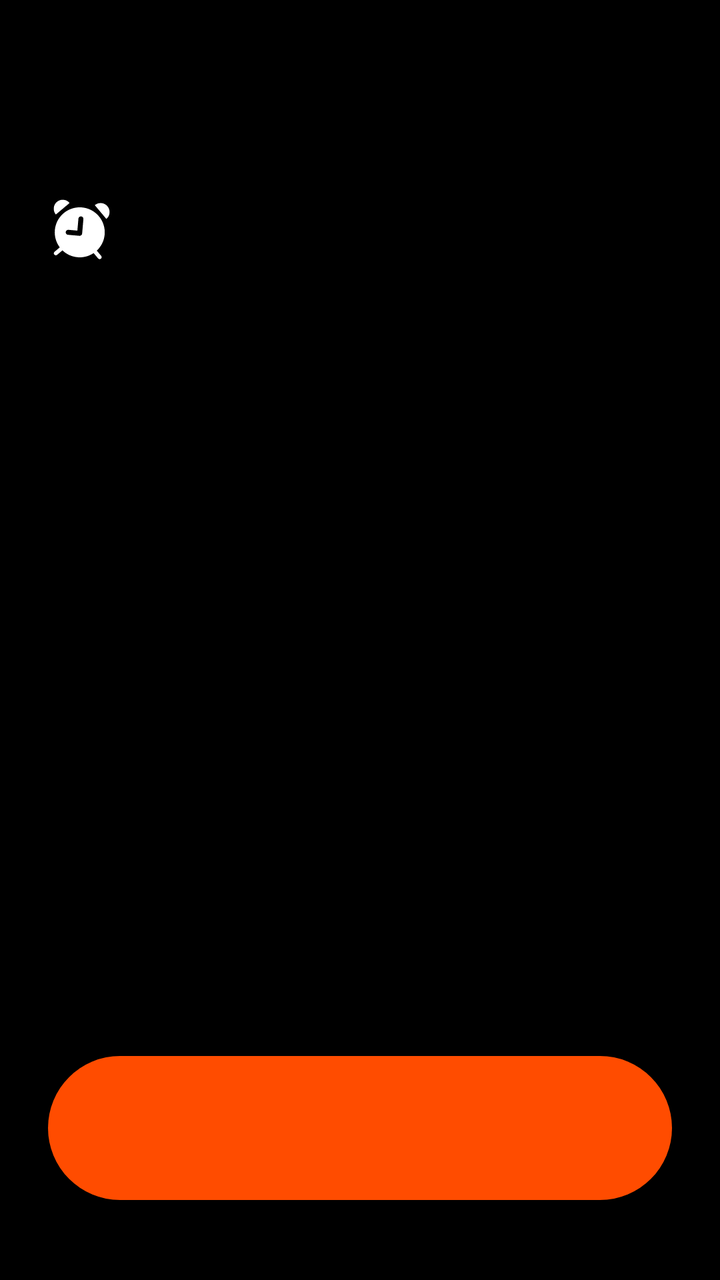
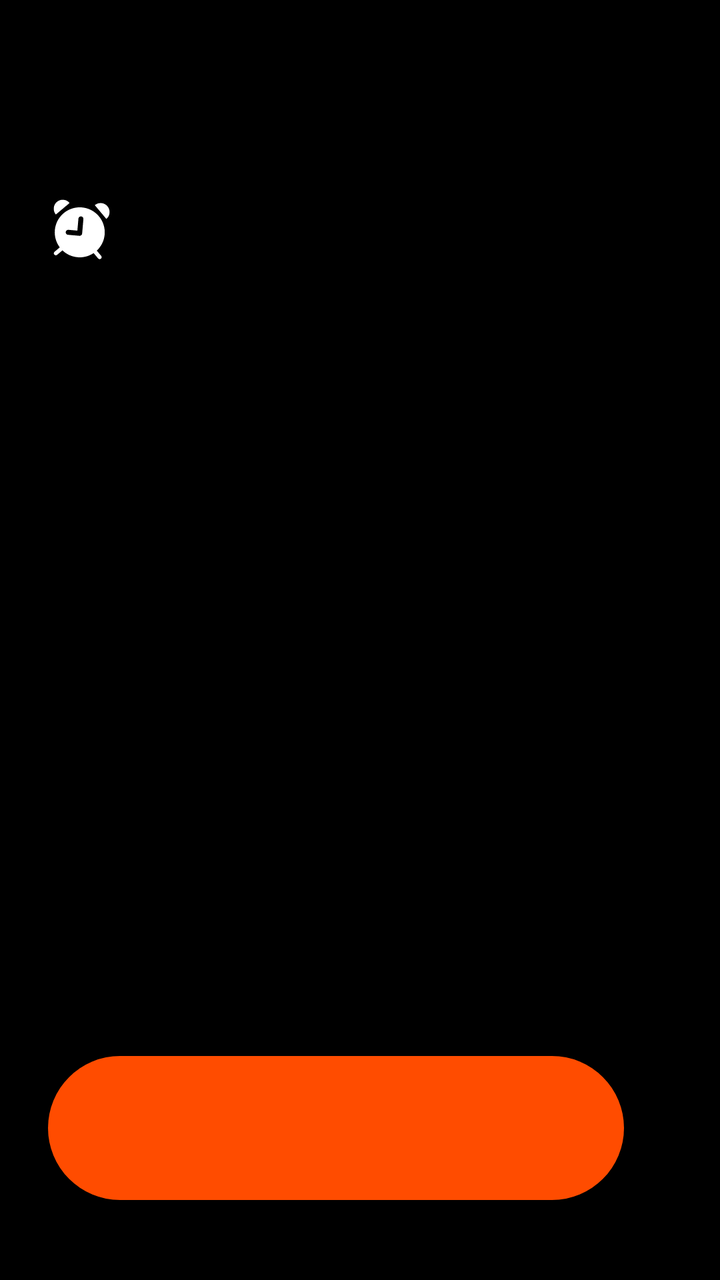

An Android layout rendered at two revisions. The XML below is the earlier revision; the diff shows what the commit changed to produce the second picture.
<!-- AndroidManifest.xml: activity theme AlarmTheme -->
<!-- res/layout/activity_alarm.xml -->
<?xml version="1.0" encoding="utf-8"?>
<LinearLayout xmlns:android="http://schemas.android.com/apk/res/android"
    android:layout_width="match_parent"
    android:layout_height="match_parent"
    android:background="#000000"
    android:gravity="center_horizontal"
    android:orientation="vertical"
    android:paddingStart="24dp"
    android:paddingTop="96dp"
    android:paddingEnd="24dp"
    android:paddingBottom="40dp">

    <LinearLayout
        android:layout_width="match_parent"
        android:layout_height="wrap_content"
        android:gravity="center"
        android:orientation="horizontal">

        <ImageView
            android:id="@+id/alarmIcon"
            android:layout_width="32dp"
            android:layout_height="32dp"
            android:contentDescription="@null"
            android:src="@drawable/ic_alarm_header" />

        <TextView
            android:id="@+id/alarmTitle"
            android:layout_width="0dp"
            android:layout_height="wrap_content"
            android:layout_marginStart="10dp"
            android:layout_weight="1"
            android:ellipsize="end"
            android:fontFamily="sans-serif-medium"
            android:gravity="center"
            android:maxLines="3"
            android:textColor="#FFFFFF"
            android:textSize="28sp" />

        <Space
            android:layout_width="32dp"
            android:layout_height="32dp" />
    </LinearLayout>

    <TextView
        android:id="@+id/alarmTime"
        android:layout_width="wrap_content"
        android:layout_height="wrap_content"
        android:layout_marginTop="38dp"
        android:fontFamily="sans-serif-light"
        android:gravity="center"
        android:letterSpacing="-0.05"
        android:textColor="#F4F4F4"
        android:textSize="84sp"
        android:textStyle="bold" />

    <TextView
        android:id="@+id/alarmSubtitle"
        android:layout_width="wrap_content"
        android:layout_height="wrap_content"
        android:layout_marginTop="38dp"
        android:fontFamily="sans-serif-medium"
        android:gravity="center"
        android:textColor="#5E5E5E"
        android:textSize="16sp" />

    <Space
        android:layout_width="match_parent"
        android:layout_height="0dp"
        android:layout_weight="1" />

    <Button
        android:id="@+id/dismissButton"
        android:layout_width="match_parent"
        android:layout_height="72dp"
        android:background="@drawable/bg_alarm_dismiss_button"
        android:fontFamily="sans-serif-medium"
        android:gravity="center"
        android:paddingHorizontal="24dp"
        android:textAllCaps="false"
        android:textColor="#FFFFFF"
        android:textSize="18sp" />
</LinearLayout>
<!-- resources referenced by this layout -->
<resources>
  <!-- drawable bg_alarm_dismiss_button (drawable) -->
  <?xml version="1.0" encoding="utf-8"?>
  <shape xmlns:android="http://schemas.android.com/apk/res/android"
      android:shape="rectangle">
      <solid android:color="#FF4C00" />
      <corners android:radius="36dp" />
  </shape>
  <!-- drawable ic_alarm_header (drawable) -->
  <?xml version="1.0" encoding="utf-8"?>
  <vector xmlns:android="http://schemas.android.com/apk/res/android"
      android:width="32dp"
      android:height="32dp"
      android:viewportWidth="32"
      android:viewportHeight="32">
      <path
          android:fillColor="#FFFFFFFF"
          android:fillType="evenOdd"
          android:pathData="M16.9587,5.0419C23.836,5.6436 28.9234,11.7065 28.3217,18.5838C28.0411,21.7907 26.5721,24.6075 24.3877,26.6407L26.5911,29.2666C26.9461,29.6896 26.8909,30.3202 26.4678,30.6752C26.0447,31.0302 25.4141,30.975 25.0591,30.552L22.8176,27.8807C20.5329,29.4112 17.7326,30.2051 14.7798,29.9468C11.8268,29.6884 9.2062,28.4205 7.2219,26.5162L4.5515,28.7578C4.1285,29.1128 3.4979,29.0576 3.1428,28.6346C2.7879,28.2115 2.843,27.5809 3.2661,27.2259L5.891,25.0225C4.093,22.6409 3.1363,19.6116 3.4168,16.4049C4.0185,9.5276 10.0814,4.4402 16.9587,5.0419ZM16.5665,9.5248C15.8788,9.4647 15.2725,9.9734 15.2123,10.6611L14.6894,16.6382L10.2065,16.246C9.5188,16.1859 8.9125,16.6946 8.8523,17.3823C8.7921,18.0701 9.3009,18.6764 9.9886,18.7365L15.7167,19.2377C16.4045,19.2978 17.0107,18.7891 17.0709,18.1014L17.7028,10.879C17.763,10.1912 17.2542,9.5849 16.5665,9.5248Z" />
      <path
          android:fillColor="#FFFFFFFF"
          android:pathData="M7.7563,1.2253C8.9452,1.3294 10.0438,1.9017 10.8109,2.816L3.9173,8.6004C3.1501,7.6862 2.7772,6.5049 2.8812,5.316C2.9853,4.1271 3.5576,3.0285 4.4719,2.2614C5.3861,1.4942 6.5674,1.1213 7.7563,1.2253Z" />
      <path
          android:fillColor="#FFFFFFFF"
          android:pathData="M26.684,2.8813C27.8729,2.9853 28.9715,3.5577 29.7386,4.4719C30.5058,5.3862 30.8787,6.5674 30.7747,7.7564C30.6707,8.9453 30.0983,10.0438 29.184,10.811L23.3996,3.9173C24.3138,3.1502 25.4951,2.7773 26.684,2.8813Z" />
  </vector>
  <style name="AlarmTheme" parent="@android:style/Theme.DeviceDefault.Light.NoActionBar.Fullscreen">
          <item name="android:windowBackground">#0B1F1F</item>
          <item name="android:statusBarColor">#0B1F1F</item>
          <item name="android:navigationBarColor">#0B1F1F</item>
      </style>
</resources>

<!-- the commit's change to res/layout/activity_alarm.xml (unified diff, before → after) -->
@@ -7,7 +7,7 @@
     android:orientation="vertical"
     android:paddingStart="24dp"
     android:paddingTop="96dp"
-    android:paddingEnd="24dp"
+    android:paddingEnd="48dp"
     android:paddingBottom="40dp">
 
     <LinearLayout
